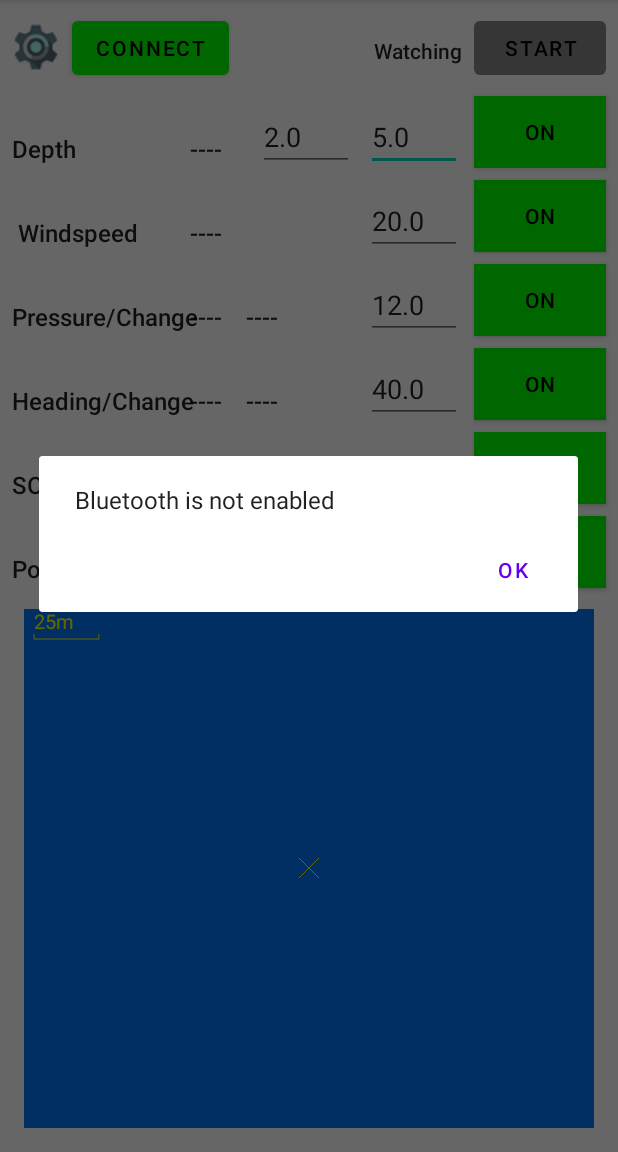
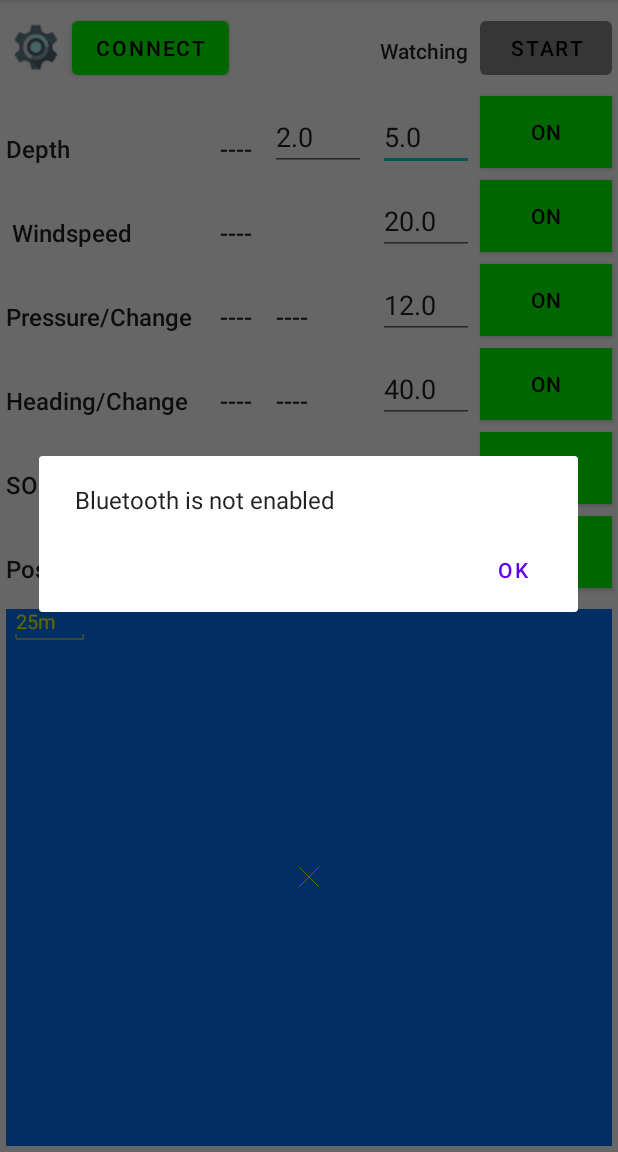
Before and after one commit to miniwinwm/BlueBridge, an Android app: the screen it shows after launch (MainActivity), after a tap on "CONNECT", on a phone screen of 412 x 824 dp, the part 84-1236 px from its top. Run offline under Robolectric (Android 15) with nearby library versions, the phone set to English and light mode, and no system bars; libraries missing offline, so code that uses them is left out: com.hivemq.client.

Commit message:
Android app MQTT integration complete and webpage updated

```diff
--- a/app/app/src/main/java/com/example/bluebridgeapp/MainActivity.java
+++ b/app/app/src/main/java/com/example/bluebridgeapp/MainActivity.java
@@ -152,10 +152,9 @@ public class MainActivity extends AppCompatActivity implements MqttSettingsDialo
     long settingsCode;
     String settingsBroker;
     int settingsPort;
+    boolean settingsWatchingPing;
     String settingsCodeHexString;
     ImageButton settingsButton;
-    RadioButton bluetoothRadioButton;
-    RadioButton internetRadioButton;
     int settingsConnection;
     Mqtt3AsyncClient client;
 
@@ -488,7 +487,7 @@ public class MainActivity extends AppCompatActivity implements MqttSettingsDialo
                 }
 
                 // periodic ping sound
-                if (isWatching && System.currentTimeMillis() - lastPingTime > 10000 && !dataLossAlarmActive && !watchingAlarmActive) {
+                if (settingsWatchingPing && isWatching && System.currentTimeMillis() - lastPingTime > 10000 && !dataLossAlarmActive && !watchingAlarmActive) {
                     mediaPlayer.release();
                     mediaPlayer = MediaPlayer.create(getApplicationContext(), R.raw.ping);
                     mediaPlayer.setVolume(0.2f, 0.2f);
@@ -695,6 +694,7 @@ public class MainActivity extends AppCompatActivity implements MqttSettingsDialo
         settingsBroker = preferences.getString("broker", "broker.emqx.io");
         settingsPort = preferences.getInt("port", 8083);
         settingsConnection = preferences.getInt("connection", 0);
+        settingsWatchingPing = (preferences.getInt("ping", 0) == 0) ? false : true;
     }
 
     public void onDialogNegativeClick(DialogFragment dialog)
@@ -858,8 +858,8 @@ public class MainActivity extends AppCompatActivity implements MqttSettingsDialo
         positionChangeMaxEditText = (EditText)findViewById((R.id.editTextNumberPositionChangeMax));
         anchorView = (AnchorView)findViewById((R.id.anchor_view));
         settingsButton = (ImageButton)findViewById((R.id.settingsButton));
-        bluetoothRadioButton = (RadioButton)findViewById((R.id.bluetoothRadioButton));
-        internetRadioButton = (RadioButton)findViewById((R.id.internetRadioButton));
+        //bluetoothRadioButton = (RadioButton)findViewById((R.id.bluetoothRadioButton));
+        //internetRadioButton = (RadioButton)findViewById((R.id.internetRadioButton));
     }
 
     private void getPreferences() {
@@ -1071,7 +1071,7 @@ public class MainActivity extends AppCompatActivity implements MqttSettingsDialo
     }
 
     public void settingsButtonOnClick(View view) {
-        new MqttSettingsDialogFragment(settingsCode, settingsBroker, settingsPort, settingsConnection, preferences).show(getSupportFragmentManager(), "MQTTSD");
+        new MqttSettingsDialogFragment(settingsCode, settingsBroker, settingsPort, settingsConnection, settingsWatchingPing, preferences).show(getSupportFragmentManager(), "MQTTSD");
     }
 
     public void depthToggleButtonOnClick(View view) {
@@ -1291,6 +1291,12 @@ public class MainActivity extends AppCompatActivity implements MqttSettingsDialo
                                             windspeedReceivedTime = System.currentTimeMillis();
                                         } catch (Exception e) {
                                         }
+
+                                        try {
+                                            pressure = Float.parseFloat(split[15]);
+                                            pressureReceivedTime = System.currentTimeMillis();
+                                        } catch (Exception e) {
+                                        }
                                     })
                                     .send()
                                     .whenComplete((subAck, throwable) -> {
@@ -1344,11 +1350,7 @@ public class MainActivity extends AppCompatActivity implements MqttSettingsDialo
             connectInternet(view);
         }
 
-        textViewDepth.setText("----");
-        textViewSog.setText("----");
-        textViewWindspeed.setText("----");
-        textViewPressure.setText("----");
-        textViewSog.setText("----");
+        resetAllCurrentReadingsTexts();
     }
 
     public void watchingButtonOnClick(View view) {
--- a/app/app/src/main/res/layout/activity_main.xml
+++ b/app/app/src/main/res/layout/activity_main.xml
@@ -58,7 +58,7 @@ SOFTWARE.
         android:layout_width="wrap_content"
         android:layout_height="wrap_content"
         android:layout_marginTop="8dp"
-        android:layout_marginEnd="8dp"
+        android:layout_marginEnd="4dp"
         android:onClick="depthToggleButtonOnClick"
         android:text="ToggleButton"
         app:layout_constraintEnd_toEndOf="parent"
@@ -68,7 +68,7 @@ SOFTWARE.
         android:id="@+id/textView3"
         android:layout_width="wrap_content"
         android:layout_height="wrap_content"
-        android:layout_marginStart="8dp"
+        android:layout_marginStart="4dp"
         android:layout_marginTop="16dp"
         android:text="Depth"
         android:textAppearance="@style/TextAppearance.AppCompat.Body2"
@@ -81,7 +81,7 @@ SOFTWARE.
         android:layout_width="wrap_content"
         android:layout_height="wrap_content"
         android:layout_marginTop="8dp"
-        android:layout_marginEnd="8dp"
+        android:layout_marginEnd="4dp"
         android:onClick="windToggleButtonOnClick"
         android:text="ToggleButton"
         app:layout_constraintEnd_toEndOf="parent"
@@ -91,7 +91,7 @@ SOFTWARE.
         android:id="@+id/textView4"
         android:layout_width="wrap_content"
         android:layout_height="wrap_content"
-        android:layout_marginStart="8dp"
+        android:layout_marginStart="4dp"
         android:layout_marginTop="16dp"
         android:text=" Windspeed"
         android:textAppearance="@style/TextAppearance.AppCompat.Body2"
@@ -104,7 +104,7 @@ SOFTWARE.
         android:layout_width="wrap_content"
         android:layout_height="wrap_content"
         android:layout_marginTop="8dp"
-        android:layout_marginEnd="8dp"
+        android:layout_marginEnd="4dp"
         android:onClick="pressureToggleButtonOnClick"
         android:text="ToggleButton"
         app:layout_constraintEnd_toEndOf="parent"
@@ -114,7 +114,7 @@ SOFTWARE.
         android:id="@+id/textView5"
         android:layout_width="wrap_content"
         android:layout_height="wrap_content"
-        android:layout_marginStart="8dp"
+        android:layout_marginStart="4dp"
         android:layout_marginTop="16dp"
         android:text="Pressure/Change"
         android:textAppearance="@style/TextAppearance.AppCompat.Body2"
@@ -127,7 +127,7 @@ SOFTWARE.
         android:layout_width="wrap_content"
         android:layout_height="wrap_content"
         android:layout_marginTop="8dp"
-        android:layout_marginEnd="8dp"
+        android:layout_marginEnd="4dp"
         android:onClick="headingToggleButtonOnClick"
         android:text="ToggleButton"
         app:layout_constraintEnd_toEndOf="parent"
@@ -137,7 +137,7 @@ SOFTWARE.
         android:id="@+id/textView6"
         android:layout_width="wrap_content"
         android:layout_height="wrap_content"
-        android:layout_marginStart="8dp"
+        android:layout_marginStart="4dp"
         android:layout_marginTop="16dp"
         android:text="Heading/Change"
         android:textAppearance="@style/TextAppearance.AppCompat.Body2"
@@ -149,7 +149,7 @@ SOFTWARE.
         android:id="@+id/textView7"
         android:layout_width="wrap_content"
         android:layout_height="wrap_content"
-        android:layout_marginStart="8dp"
+        android:layout_marginStart="4dp"
         android:layout_marginTop="16dp"
         android:text="SOG"
         android:textAppearance="@style/TextAppearance.AppCompat.Body2"
@@ -162,7 +162,7 @@ SOFTWARE.
         android:layout_width="wrap_content"
         android:layout_height="wrap_content"
         android:layout_marginTop="8dp"
-        android:layout_marginEnd="8dp"
+        android:layout_marginEnd="4dp"
         android:onClick="sogToggleButtonOnClick"
         android:text="ToggleButton"
         app:layout_constraintEnd_toEndOf="parent"
@@ -173,7 +173,7 @@ SOFTWARE.
         android:layout_width="wrap_content"
         android:layout_height="wrap_content"
         android:layout_marginTop="8dp"
-        android:layout_marginEnd="8dp"
+        android:layout_marginEnd="4dp"
         android:onClick="positionToggleButtonOnClick"
         android:text="ToggleButton"
         app:layout_constraintEnd_toEndOf="parent"
@@ -183,7 +183,7 @@ SOFTWARE.
         android:id="@+id/textView8"
         android:layout_width="wrap_content"
         android:layout_height="wrap_content"
-        android:layout_marginStart="8dp"
+        android:layout_marginStart="4dp"
         android:layout_marginTop="16dp"
         android:text="Position Change"
         android:textAppearance="@style/TextAppearance.AppCompat.Body2"
@@ -196,7 +196,7 @@ SOFTWARE.
         android:layout_width="64dp"
         android:layout_height="42dp"
         android:layout_marginTop="8dp"
-        android:layout_marginEnd="8dp"
+        android:layout_marginEnd="4dp"
         android:ems="10"
         android:inputType="number|numberDecimal"
         app:layout_constraintEnd_toStartOf="@+id/depthToggleButton"
@@ -218,7 +218,7 @@ SOFTWARE.
         android:layout_width="64dp"
         android:layout_height="42dp"
         android:layout_marginTop="8dp"
-        android:layout_marginEnd="8dp"
+        android:layout_marginEnd="4dp"
         android:ems="10"
         android:inputType="number|numberDecimal"
         app:layout_constraintEnd_toStartOf="@+id/windToggleButton"
@@ -229,7 +229,7 @@ SOFTWARE.
         android:layout_width="64dp"
         android:layout_height="42dp"
         android:layout_marginTop="8dp"
-        android:layout_marginEnd="8dp"
+        android:layout_marginEnd="4dp"
         android:ems="10"
         android:inputType="number|numberDecimal"
         app:layout_constraintEnd_toStartOf="@+id/pressureChangeToggleButton"
@@ -240,7 +240,7 @@ SOFTWARE.
         android:layout_width="64dp"
         android:layout_height="42dp"
         android:layout_marginTop="8dp"
-        android:layout_marginEnd="8dp"
+        android:layout_marginEnd="4dp"
         android:ems="10"
         android:inputType="number|numberDecimal"
         app:layout_constraintEnd_toStartOf="@+id/headingChangeToggleButton"
@@ -251,7 +251,7 @@ SOFTWARE.
         android:layout_width="64dp"
         android:layout_height="42dp"
         android:layout_marginTop="8dp"
-        android:layout_marginEnd="8dp"
+        android:layout_marginEnd="4dp"
         android:ems="10"
         android:inputType="number|numberDecimal"
         app:layout_constraintEnd_toStartOf="@+id/sogToggleButton"
@@ -262,7 +262,7 @@ SOFTWARE.
         android:layout_width="64dp"
         android:layout_height="42dp"
         android:layout_marginTop="8dp"
-        android:layout_marginEnd="8dp"
+        android:layout_marginEnd="4dp"
         android:ems="10"
         android:inputType="number|numberDecimal"
         app:layout_constraintEnd_toStartOf="@+id/positionChangeToggleButton"
@@ -273,7 +273,7 @@ SOFTWARE.
         android:layout_width="wrap_content"
         android:layout_height="wrap_content"
         android:layout_marginTop="8dp"
-        android:layout_marginEnd="8dp"
+        android:layout_marginEnd="4dp"
         android:enabled="false"
         android:onClick="watchingButtonOnClick"
         android:text="Start"
@@ -284,7 +284,7 @@ SOFTWARE.
         android:id="@+id/textViewDepth"
         android:layout_width="wrap_content"
         android:layout_height="wrap_content"
-        android:layout_marginEnd="24dp"
+        android:layout_marginEnd="12dp"
         android:text="----"
         android:textAppearance="@style/TextAppearance.AppCompat.Body2"
         android:textSize="16sp"
@@ -367,10 +367,10 @@ SOFTWARE.
         android:id="@+id/anchor_view"
         android:layout_width="0dp"
         android:layout_height="0dp"
-        android:layout_marginStart="16dp"
+        android:layout_marginStart="4dp"
         android:layout_marginTop="16dp"
-        android:layout_marginEnd="16dp"
-        android:layout_marginBottom="16dp"
+        android:layout_marginEnd="4dp"
+        android:layout_marginBottom="4dp"
         app:layout_constraintBottom_toBottomOf="parent"
         app:layout_constraintEnd_toEndOf="parent"
         app:layout_constraintStart_toStartOf="parent"
```
Also changed, not shown: app/app/src/main/java/com/example/bluebridgeapp/MqttSettingsDialogFragment.java (+14 -1 lines), app/app/src/main/res/layout/mqtt_settings_dialog.xml (+13 -0 lines), 6 other files.
